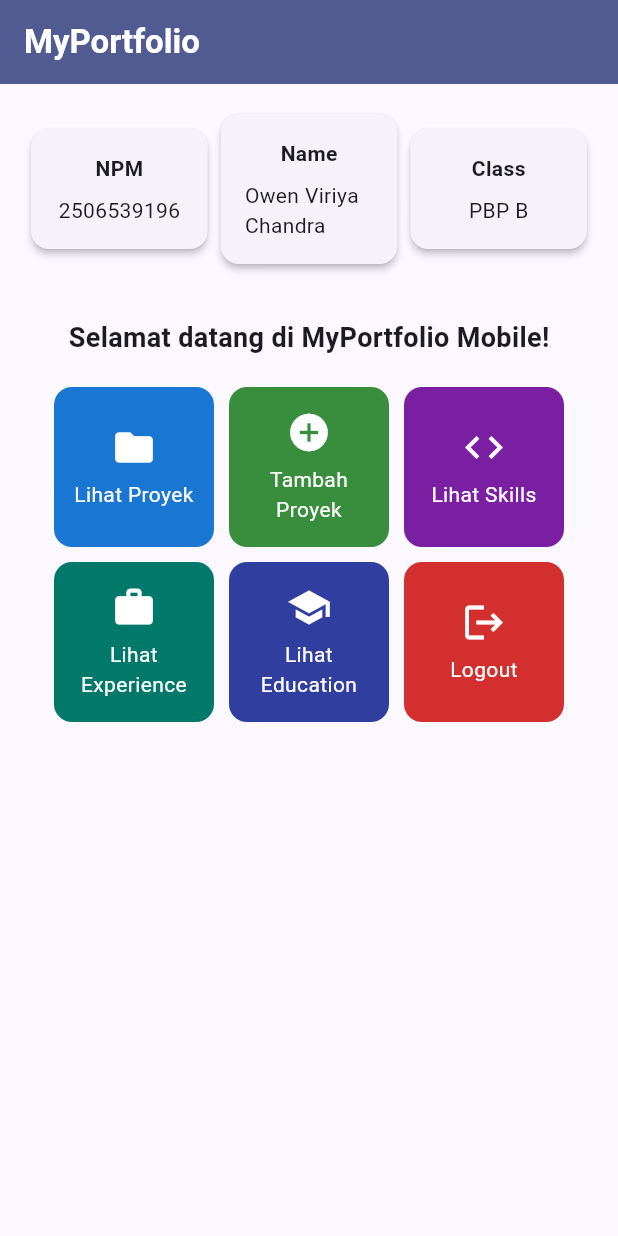
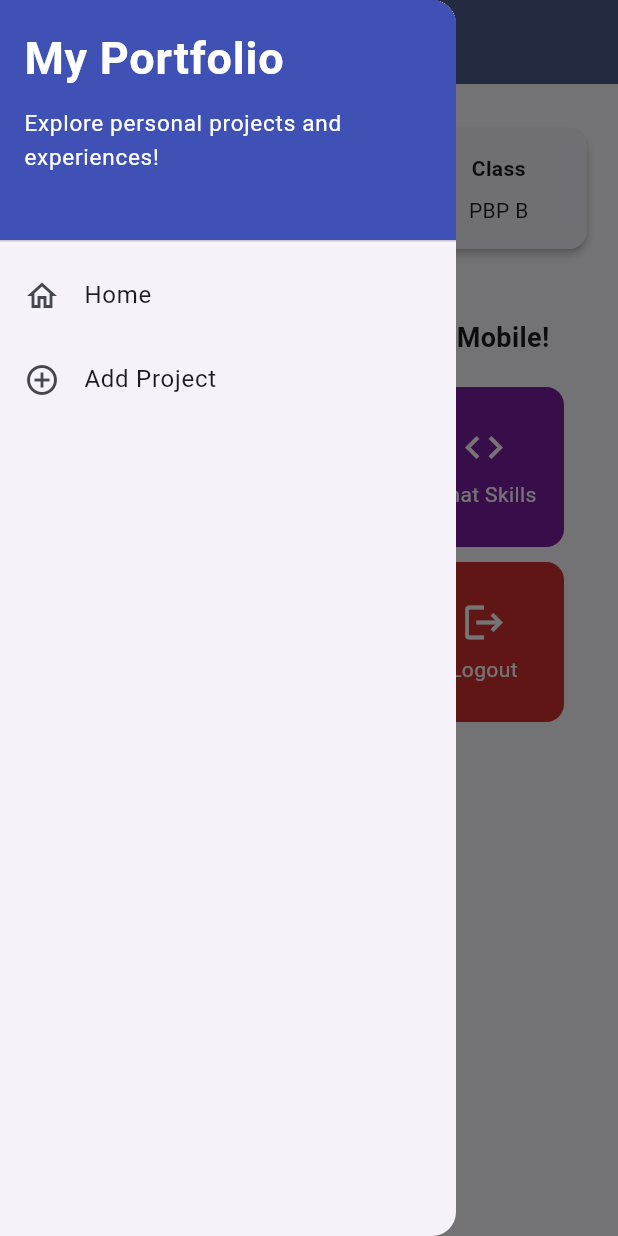
Before and after one commit to owenviriya/myportofolio_mobile, a Flutter app: the screen it shows after launch, with the side drawer open (before the commit the screen has no drawer), on a phone screen of 412 x 824 dp. Run offline on Flutter 3.47's test engine with Material 3 defaults, Android fonts, the phone set to English and light mode, and no system bars; our stand-ins replace material_ui.

Commit message:
feat: add project form and drawer navigation

```diff
--- a/lib/main.dart
+++ b/lib/main.dart
@@ -1,5 +1,5 @@
-import 'package:flutter/material.dart';
-import 'package:myportofolio_mobile/menu.dart';
+import 'package:material_ui/material_ui.dart';
+import 'package:myportofolio_mobile/screens/menu.dart';
 
 void main() {
   runApp(const MyApp());
--- a/lib/menu.dart
+++ b/lib/screens/menu.dart
@@ -1,4 +1,6 @@
-import 'package:flutter/material.dart';
+import 'package:material_ui/material_ui.dart';
+import 'package:myportofolio_mobile/widgets/left_drawer.dart';
+import 'package:myportofolio_mobile/widgets/project_card.dart';
 
 class MyHomePage extends StatelessWidget {
   MyHomePage({super.key});
@@ -26,6 +28,7 @@ class MyHomePage extends StatelessWidget {
         ),
         backgroundColor: Theme.of(context).colorScheme.primary,
       ),
+      drawer: const LeftDrawer(),
       body: Padding(
         padding: const EdgeInsets.all(16.0),
         child: SingleChildScrollView(
@@ -109,45 +112,3 @@ class ItemHomepage {
 
   ItemHomepage(this.name, this.icon, this.color);
 }
-
-class ItemCard extends StatelessWidget {
-  final ItemHomepage item;
-
-  const ItemCard(this.item, {super.key});
-
-  @override
-  Widget build(BuildContext context) {
-    return Material(
-      color: item.color,
-      borderRadius: BorderRadius.circular(12),
-      child: InkWell(
-        onTap: () {
-          ScaffoldMessenger.of(context)
-            ..hideCurrentSnackBar()
-            ..showSnackBar(
-              SnackBar(
-                content: Text('Kamu telah menekan tombol ${item.name}!'),
-              ),
-            );
-        },
-        child: Container(
-          padding: const EdgeInsets.all(8),
-          child: Center(
-            child: Column(
-              mainAxisAlignment: MainAxisAlignment.center,
-              children: [
-                Icon(item.icon, color: Colors.white, size: 30.0),
-                const Padding(padding: EdgeInsets.all(3)),
-                Text(
-                  item.name,
-                  textAlign: TextAlign.center,
-                  style: const TextStyle(color: Colors.white),
-                ),
-              ],
-            ),
-          ),
-        ),
-      ),
-    );
-  }
-}
--- /dev/null
+++ b/lib/widgets/left_drawer.dart
@@ -0,0 +1,64 @@
+import 'package:material_ui/material_ui.dart';
+import 'package:myportofolio_mobile/screens/menu.dart';
+import 'package:myportofolio_mobile/screens/project_form.dart';
+
+class LeftDrawer extends StatelessWidget {
+  const LeftDrawer({super.key});
+
+  @override
+  Widget build(BuildContext context) {
+    return Drawer(
+      child: ListView(
+        children: [
+          const DrawerHeader(
+            // TODO: Bagian drawer header
+            decoration: BoxDecoration(color: Colors.indigo),
+            child: Column(
+              crossAxisAlignment: CrossAxisAlignment.start,
+              children: [
+                Text(
+                  'My Portfolio',
+                  style: TextStyle(
+                    fontSize: 30,
+                    fontWeight: FontWeight.bold,
+                    color: Colors.white,
+                  ),
+                ),
+                SizedBox(height: 10),
+                Text(
+                  'Explore personal projects and experiences!',
+                  style: TextStyle(fontSize: 15, color: Colors.white),
+                ),
+              ],
+            ),
+          ),
+          // TODO: Bagian routing
+          ListTile(
+            leading: const Icon(Icons.home_outlined),
+            title: const Text('Home'),
+            // Navigasi ke halaman utama portofolio
+            onTap: () {
+              Navigator.pushReplacement(
+                context,
+                MaterialPageRoute(builder: (context) => MyHomePage()),
+              );
+            },
+          ),
+          ListTile(
+            leading: const Icon(Icons.add_circle_outline),
+            title: const Text('Add Project'),
+            // Navigasi ke halaman tambah proyek
+            onTap: () {
+              Navigator.push(
+                context,
+                MaterialPageRoute(
+                  builder: (context) => const ProjectFormPage(),
+                ),
+              );
+            },
+          ),
+        ],
+      ),
+    );
+  }
+}
--- /dev/null
+++ b/lib/widgets/project_card.dart
@@ -0,0 +1,55 @@
+import 'package:myportofolio_mobile/screens/menu.dart';
+import 'package:material_ui/material_ui.dart';
+import 'package:myportofolio_mobile/screens/project_form.dart';
+
+class ItemCard extends StatelessWidget {
+  final ItemHomepage item;
+
+  const ItemCard(this.item, {super.key});
+
+  @override
+  Widget build(BuildContext context) {
+    return Material(
+      color: item.color,
+      borderRadius: BorderRadius.circular(12),
+      child: InkWell(
+        // Area responsif terhadap sentuhan
+        onTap: () {
+          // Memunculkan SnackBar ketika diklik
+          ScaffoldMessenger.of(context)
+            ..hideCurrentSnackBar()
+            ..showSnackBar(
+              SnackBar(
+                content: Text("Kamu telah menekan tombol ${item.name}!"),
+              ),
+            );
+
+          // Navigate ke halaman yang sesuai
+          if (item.name == "Tambah Proyek") {
+            Navigator.push(
+              context,
+              MaterialPageRoute(builder: (context) => const ProjectFormPage()),
+            );
+          }
+        },
+        child: Container(
+          padding: const EdgeInsets.all(8),
+          child: Center(
+            child: Column(
+              mainAxisAlignment: MainAxisAlignment.center,
+              children: [
+                Icon(item.icon, color: Colors.white, size: 30.0),
+                const Padding(padding: EdgeInsets.all(3)),
+                Text(
+                  item.name,
+                  textAlign: TextAlign.center,
+                  style: const TextStyle(color: Colors.white),
+                ),
+              ],
+            ),
+          ),
+        ),
+      ),
+    );
+  }
+}
--- a/pubspec.yaml
+++ b/pubspec.yaml
@@ -34,6 +34,7 @@ dependencies:
   # The following adds the Cupertino Icons font to your application.
   # Use with the CupertinoIcons class for iOS style icons.
   cupertino_icons: ^1.0.8
+  material_ui: ^1.11.1
 
 dev_dependencies:
   flutter_test:
```
Also changed, not shown: lib/screens/project_form.dart (added, +213 -0 lines), pubspec.lock, 3 other files.
